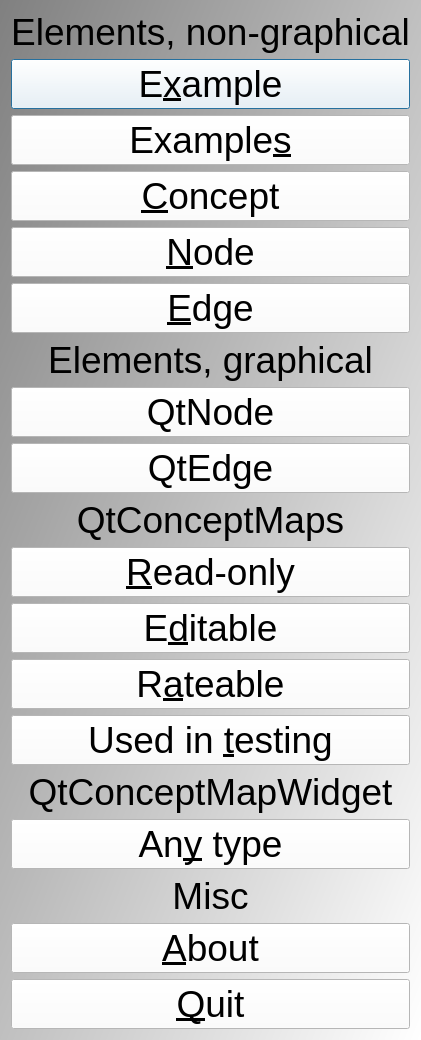
First picture: the form in Tools/ToolTestConceptMap/qttestconceptmapmenudialog.ui, repository richelbilderbeek/ProjectRichelBilderbeek, before the edit.
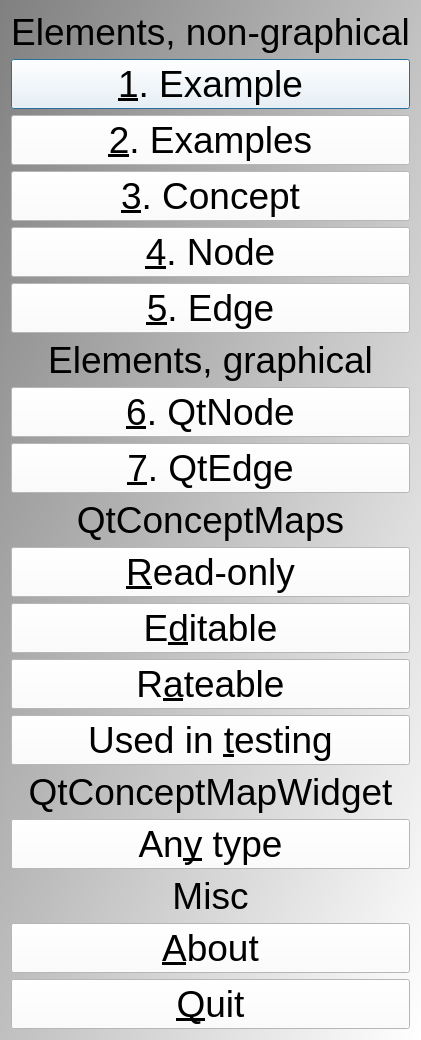
Second picture: the form after the edit.

Commit message: TestConceptMap: just some TDD

Diff of the .ui file:
```diff
--- a/Tools/ToolTestConceptMap/qttestconceptmapmenudialog.ui
+++ b/Tools/ToolTestConceptMap/qttestconceptmapmenudialog.ui
@@ -40,28 +40,28 @@
    <item>
     <widget class="QPushButton" name="button_example">
      <property name="text">
-      <string>E&amp;xample</string>
+      <string>&amp;1. Example</string>
      </property>
     </widget>
    </item>
    <item>
     <widget class="QPushButton" name="button_examples">
      <property name="text">
-      <string>Example&amp;s</string>
+      <string>&amp;2. Examples</string>
      </property>
     </widget>
    </item>
    <item>
     <widget class="QPushButton" name="button_concept">
      <property name="text">
-      <string>&amp;Concept</string>
+      <string>&amp;3. Concept</string>
      </property>
     </widget>
    </item>
    <item>
     <widget class="QPushButton" name="button_node">
      <property name="text">
-      <string>&amp;Node</string>
+      <string>&amp;4. Node</string>
      </property>
     </widget>
    </item>
@@ -71,7 +71,7 @@
       <bool>true</bool>
      </property>
      <property name="text">
-      <string>&amp;Edge</string>
+      <string>&amp;5. Edge</string>
      </property>
     </widget>
    </item>
@@ -88,14 +88,14 @@
    <item>
     <widget class="QPushButton" name="button_qtnode">
      <property name="text">
-      <string>QtNode</string>
+      <string>&amp;6. QtNode</string>
      </property>
     </widget>
    </item>
    <item>
     <widget class="QPushButton" name="button_qtedge">
      <property name="text">
-      <string>QtEdge</string>
+      <string>&amp;7. QtEdge</string>
      </property>
     </widget>
    </item>
```
The commit also changes 23 other files.
